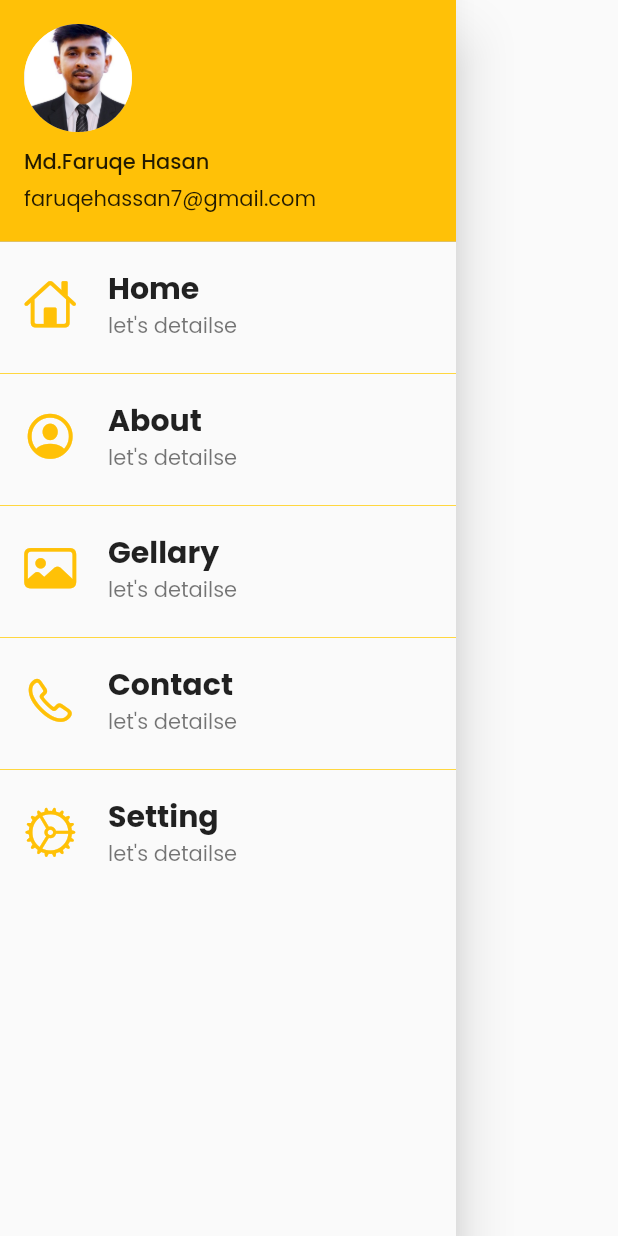
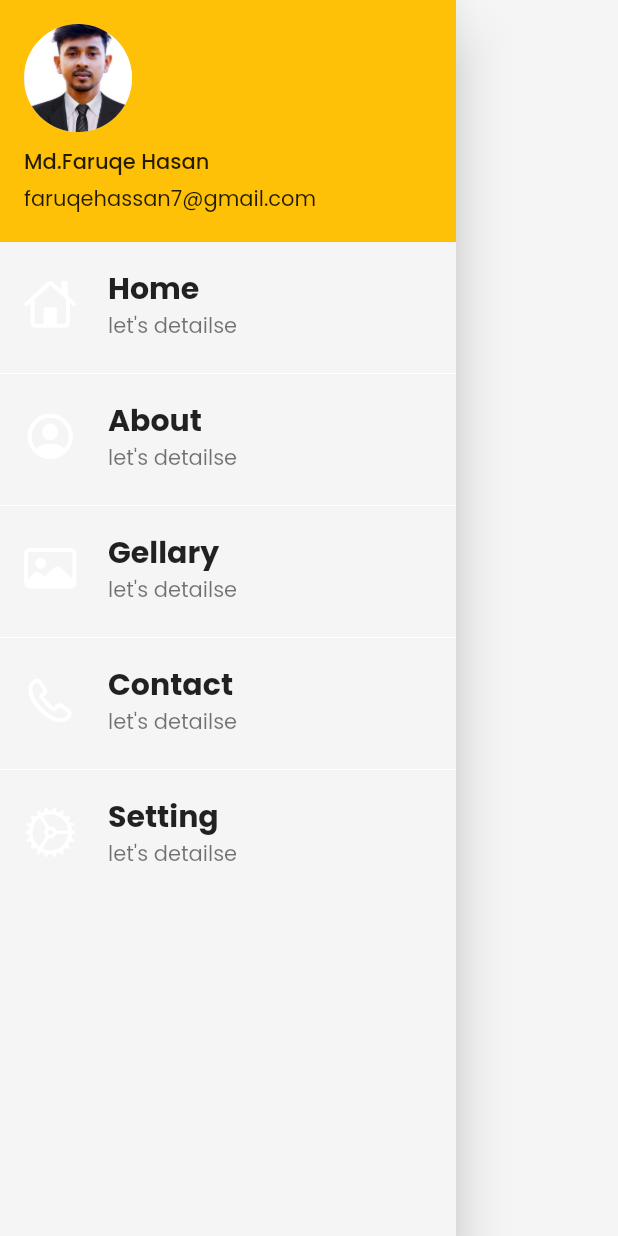
Before and after one commit to Faruqe560/30DaysOfFlutter, a Flutter app: the MyDrawer widget shown alone on an empty page, opened directly, on a phone screen of 412 x 824 dp. Run offline on Flutter 3.47's test engine with Material 2 defaults, Android fonts, the phone set to English and light mode, and no system bars; our stand-ins replace google_fonts, velocity_x; network calls fail.

Commit message:
day 20 done with dark them and light them

```diff
--- a/lib/pages/home_page.dart
+++ b/lib/pages/home_page.dart
@@ -45,12 +45,12 @@ class _HomePageState extends State<HomePage> {
   @override
   Widget build(BuildContext context) {
     return Scaffold(
-      backgroundColor: MyTheme.creamColor,
+      backgroundColor: context.canvasColor,
       floatingActionButton: FloatingActionButton(
         onPressed: () {
           Navigator.pushNamed(context, MyRoutes.cartRoute);
         },
-        backgroundColor: MyTheme.darkBluishColor,
+        backgroundColor: context.theme.buttonColor,
         child: Icon(
           CupertinoIcons.cart,
           color: Colors.white,
--- a/lib/pages/home_widgets/catalog_header.dart
+++ b/lib/pages/home_widgets/catalog_header.dart
@@ -11,7 +11,7 @@ class CalalogHedder extends StatelessWidget {
     return Column(
       crossAxisAlignment: CrossAxisAlignment.start,
       children: [
-        "Catalog APP".text.xl5.bold.color(MyTheme.darkBluishColor).make(),
+        "Catalog APP".text.xl5.bold.color(context.theme.accentColor).make(),
         "Tranding Products".text.xl2.make(),
       ],
     );
--- a/lib/pages/home_widgets/catalog_image.dart
+++ b/lib/pages/home_widgets/catalog_image.dart
@@ -14,6 +14,6 @@ class CatalogImage extends StatelessWidget {
   Widget build(BuildContext context) {
     return Image.network(
       image,
-    ).box.rounded.p8.color(MyTheme.creamColor).make().p16().w40(context);
+    ).box.rounded.p8.color(context.canvasColor).make().p16().w40(context);
   }
 }
--- a/lib/pages/home_widgets/catalog_items.dart
+++ b/lib/pages/home_widgets/catalog_items.dart
@@ -31,7 +31,7 @@ class CatalogItem extends StatelessWidget {
             crossAxisAlignment: CrossAxisAlignment.start,
             mainAxisAlignment: MainAxisAlignment.center,
             children: [
-              catalog.name.text.lg.color(MyTheme.darkBluishColor).bold.make(),
+              catalog.name.text.lg.color(context.accentColor).bold.make(),
               catalog.desc.text.textStyle(context.captionStyle).make(),
               20.heightBox,
               ButtonBar(
@@ -41,7 +41,7 @@ class CatalogItem extends StatelessWidget {
                   ElevatedButton(
                       style: ButtonStyle(
                           backgroundColor: MaterialStateProperty.all(
-                              MyTheme.darkBluishColor),
+                              context.theme.buttonColor),
                           shape: MaterialStateProperty.all(StadiumBorder())),
                       onPressed: () {},
                       child: "Add".text.color(Colors.white).xl2.make()),
@@ -51,6 +51,6 @@ class CatalogItem extends StatelessWidget {
           ))
         ],
       ),
-    ).white.rounded.square(180).make().py12();
+    ).color(context.cardColor).rounded.square(180).make().py12();
   }
 }
--- a/lib/widgets/drawer.dart
+++ b/lib/widgets/drawer.dart
@@ -23,7 +23,7 @@ class MyDrawer extends StatelessWidget {
           ListTile(
             leading: Icon(
               CupertinoIcons.home,
-              color: Colors.amber,
+              color: Colors.white,
               size: 35,
             ),
             title: Text(
@@ -34,12 +34,12 @@ class MyDrawer extends StatelessWidget {
             onTap: () {},
           ),
           Divider(
-            color: Colors.amberAccent,
+            color: Colors.white,
           ),
           ListTile(
             leading: Icon(
               CupertinoIcons.profile_circled,
-              color: Colors.amber,
+              color: Colors.white,
               size: 35,
             ),
             title: Text(
@@ -50,12 +50,12 @@ class MyDrawer extends StatelessWidget {
             onTap: () {},
           ),
           Divider(
-            color: Colors.amberAccent,
+            color: Colors.white,
           ),
           ListTile(
             leading: Icon(
               CupertinoIcons.photo,
-              color: Colors.amber,
+              color: Colors.white,
               size: 35,
             ),
             title: Text(
@@ -66,12 +66,12 @@ class MyDrawer extends StatelessWidget {
             onTap: () {},
           ),
           Divider(
-            color: Colors.amberAccent,
+            color: Colors.white,
           ),
           ListTile(
             leading: Icon(
               CupertinoIcons.phone,
-              color: Colors.amber,
+              color: Colors.white,
               size: 35,
             ),
             title: Text(
@@ -82,12 +82,12 @@ class MyDrawer extends StatelessWidget {
             onTap: () {},
           ),
           Divider(
-            color: Colors.amberAccent,
+            color: Colors.white,
           ),
           ListTile(
             leading: Icon(
               CupertinoIcons.settings,
-              color: Colors.amber,
+              color: Colors.white,
               size: 35,
             ),
             title: Text(
--- a/lib/widgets/themes.dart
+++ b/lib/widgets/themes.dart
@@ -1,21 +1,42 @@
 import 'package:flutter/material.dart';
 import 'package:google_fonts/google_fonts.dart';
+import 'package:velocity_x/velocity_x.dart';
 
 class MyTheme {
   static ThemeData lightThem(BuildContext context) => ThemeData(
         primarySwatch: Colors.amber,
+        brightness: Brightness.light,
         fontFamily: GoogleFonts.poppins().fontFamily,
+        cardColor: Colors.white,
+        canvasColor: creamColor,
+        buttonColor: darkBluishColor,
+        accentColor: darkBluishColor,
         appBarTheme: AppBarTheme(
-          color: Colors.white,
+          color: Colors.black,
           elevation: 0.0,
           iconTheme: IconThemeData(color: Colors.black, size: 30.0),
           textTheme: Theme.of(context).textTheme,
         ),
       );
-  static ThemeData dartThem(BuildContext context) =>
-      ThemeData(brightness: Brightness.light);
+  static ThemeData dartThem(BuildContext context) => ThemeData(
+        //primarySwatch: Colors.amber,
+        brightness: Brightness.dark,
+        fontFamily: GoogleFonts.poppins().fontFamily,
+        cardColor: Colors.black,
+        canvasColor: darkCreamColor,
+        buttonColor: lightBluishColor,
+        accentColor: Colors.white,
+        appBarTheme: AppBarTheme(
+          color: Colors.white,
+          elevation: 0.0,
+          iconTheme: IconThemeData(color: Colors.white, size: 30.0),
+          textTheme: Theme.of(context).textTheme,
+        ),
+      );
 
   //colors
   static Color creamColor = Color(0xfff5f5f5);
+  static Color darkCreamColor = Color.fromARGB(255, 68, 78, 99);
   static Color darkBluishColor = Color(0xff403b58);
+  static Color lightBluishColor = Vx.indigo500;
 }
```
Also changed, not shown: lib/main.dart (+4 -3 lines), lib/pages/home_details_page.dart (+9 -6 lines), lib/pages/login_page.dart (+7 -5 lines).
